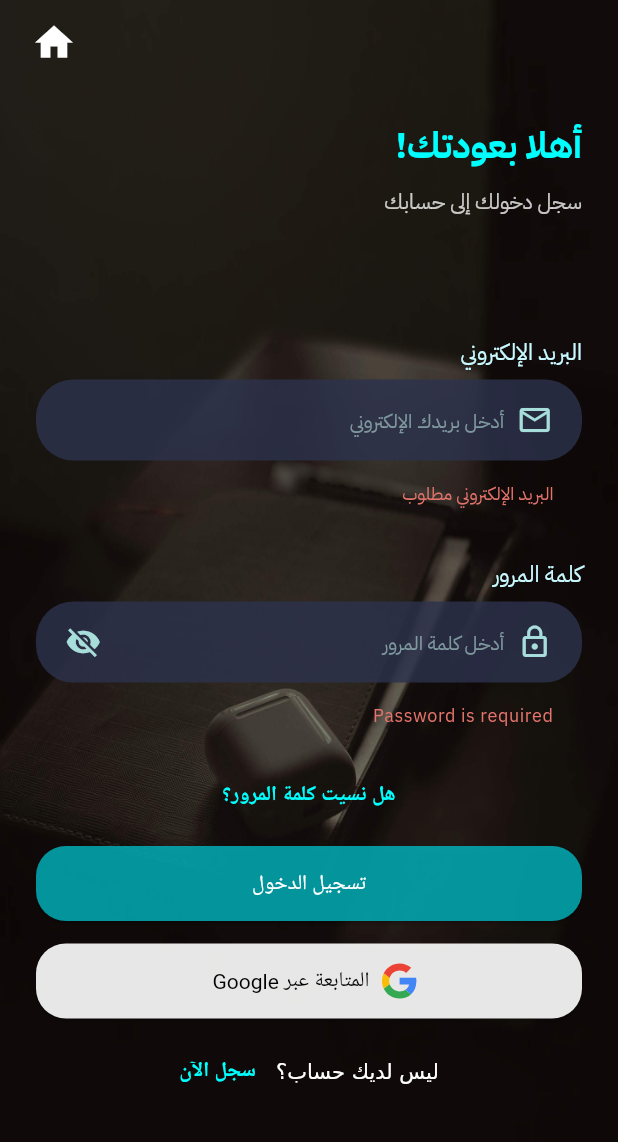
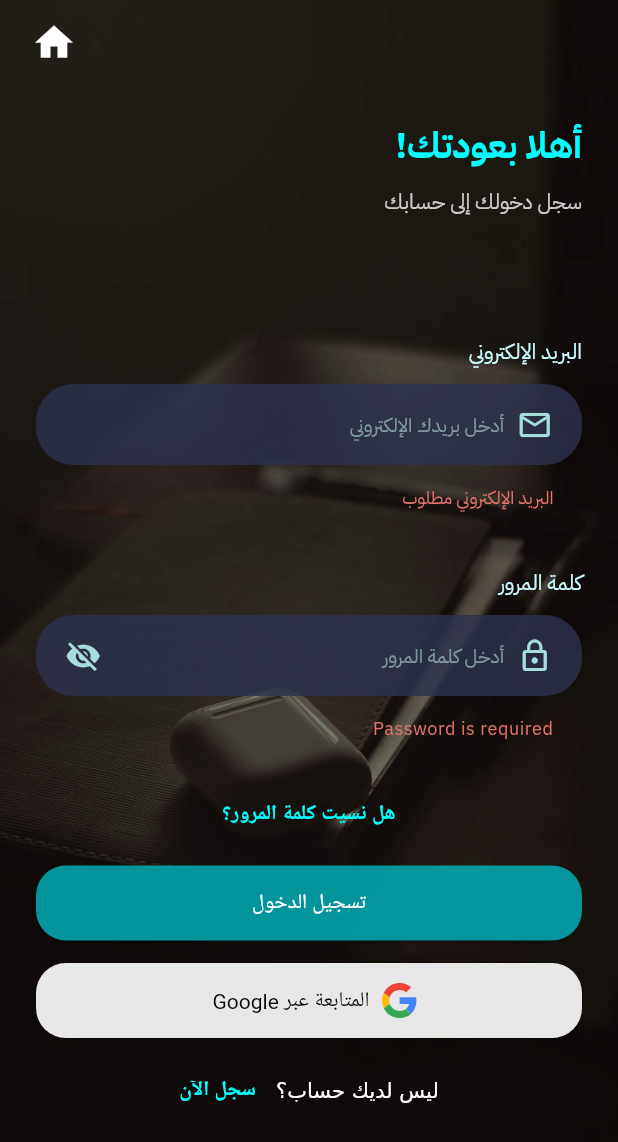
Before and after one commit to MohammedBazhair/link_note, a Flutter app: the screen it shows after launch, after a tap on "تسجيل الدخول", on a phone screen of 412 x 824 dp. Shown: the top 1142 px of the screen. Run offline on Flutter 3.47's test engine with Material 3 defaults, Android fonts, the phone set to English and light mode, and no system bars; our stand-ins replace app_links, audioplayers, connectivity_plus, device_info_plus, equatable, flutter_cache_manager and 10 more; missing offline and left inert: audio_waveforms, bluetooth_enable_fork, image_gallery_saver_plus, mobile_scanner, nearby_connections, onesignal_flutter and 2 more; accounts and stored records are empty; project files that could hold a hidden picture were left out.

Commit message:
feat: enhance UI responsiveness and improve form layouts across screens

```diff
--- a/lib/core/extensions/extensions.dart
+++ b/lib/core/extensions/extensions.dart
@@ -3,6 +3,7 @@ import 'dart:convert';
 import 'package:flutter/material.dart';
 
 import '../constants/external_constants/external_constants.dart';
+import '../constants/internal_constants/log.dart';
 
 extension ShowSnackbar on BuildContext {
   void showSnakbar(String msg) {
@@ -70,3 +71,42 @@ extension DurationFormats on Duration {
     return '$minutes:$seconds';
   }
 }
+
+extension ResponsiveContext on BuildContext {
+  MediaQueryData get _mediaQuery => MediaQuery.of(this);
+
+  double get screenWidth => _mediaQuery.size.width;
+
+  double get screenHeight => _mediaQuery.size.height;
+
+  bool get isMobile => screenWidth < 600;
+
+  bool get isTablet => screenWidth >= 600 && screenWidth < 1024;
+
+  bool get isDesktop => screenWidth >= 1024;
+
+  T responsive<T>({required T mobile, T? tablet, required T desktop}) {
+    if (isDesktop) {
+      return desktop;
+    }
+
+    if (isTablet) {
+      return tablet ?? desktop;
+    }
+
+    return mobile;
+  }
+
+  void printDebug() {
+    Logger.log(
+      message:
+          '''
+Screen Width: $screenWidth
+Screen Height: $screenHeight
+Is Desktop: $isDesktop
+Is Mobile: $isMobile
+Is Tablet: $isTablet
+''',
+    );
+  }
+}
--- a/lib/core/presentation/widgets/field_label.dart
+++ b/lib/core/presentation/widgets/field_label.dart
@@ -6,6 +6,9 @@ class FieldLabel extends StatelessWidget {
 
   @override
   Widget build(BuildContext context) {
-    return Text(text, style: const TextStyle(fontSize: 15));
+    return Padding(
+      padding: const EdgeInsets.only(bottom: 12),
+      child: Text(text, style: const TextStyle(fontSize: 14)),
+    );
   }
 }
--- a/lib/features/auth/presentation/screens/sign_in_screen.dart
+++ b/lib/features/auth/presentation/screens/sign_in_screen.dart
@@ -9,7 +9,6 @@ import 'package:flutter_riverpod/flutter_riverpod.dart';
 import '../../../../core/constants/assets/app_assets.dart';
 import '../../../../core/constants/internal_constants/log.dart';
 import '../../../../core/extensions/extensions.dart';
-import '../../../../core/presentation/widgets/field_label.dart';
 import '../../../../core/presentation/widgets/home_button.dart';
 import '../../auth_listeners.dart';
 import '../controllers/auth_controller.dart';
@@ -99,12 +98,13 @@ class _SignInScreenState extends ConsumerState<SignInScreen>
 
   @override
   Widget build(BuildContext context) {
+    context.printDebug();
     return Scaffold(
       body: Container(
         decoration: const BoxDecoration(
           image: DecorationImage(
             image: AssetImage(Assets.imagesBackground),
-            fit: BoxFit.fill,
+            fit: BoxFit.cover,
           ),
         ),
         child: SafeArea(
@@ -150,23 +150,28 @@ class _SignInScreenState extends ConsumerState<SignInScreen>
 
                             const SizedBox(height: 80),
 
-                            const FieldLabel(text: 'البريد الإلكتروني'),
+                            GridView(
+                              physics: const NeverScrollableScrollPhysics(),
 
-                            const SizedBox(height: 8),
+                              shrinkWrap: true,
+                              gridDelegate:
+                                  SliverGridDelegateWithFixedCrossAxisCount(
+                                    crossAxisCount: context.isDesktop ? 2 : 1,
+                                    mainAxisSpacing: 24,
+                                    crossAxisSpacing: 24,
+                                    mainAxisExtent: 130,
+                                  ),
 
+                              children: [
                                 CustomEmailField(_emailController),
-
-                            const SizedBox(height: 25),
-
-                            const FieldLabel(text: 'كلمة المرور'),
-
-                            const SizedBox(height: 8),
 
                                 CustomPasswordField(
                                   controller: _passwordController,
                                   hintText: 'أدخل كلمة المرور',
                                   onSubmit: onSubmit,
                                   textInputAction: TextInputAction.done,
+                                ),
+                              ],
                             ),
 
                             const SizedBox(height: 25),
--- a/lib/features/auth/presentation/widgets/custom_email_field.dart
+++ b/lib/features/auth/presentation/widgets/custom_email_field.dart
@@ -1,5 +1,7 @@
 import 'package:flutter/material.dart';
 import 'package:flutter/services.dart';
+
+import '../../../../core/presentation/widgets/field_label.dart';
 
 class CustomEmailField extends StatelessWidget {
   const CustomEmailField(this.controller, {super.key});
@@ -7,7 +9,12 @@ class CustomEmailField extends StatelessWidget {
 
   @override
   Widget build(BuildContext context) {
-    return TextFormField(
+    return Column(
+      crossAxisAlignment: CrossAxisAlignment.start,
+      children: [
+        const FieldLabel(text: 'البريد الإلكتروني'),
+
+        TextFormField(
           controller: controller,
           autofillHints: const [AutofillHints.email],
           keyboardType: TextInputType.emailAddress,
@@ -41,8 +48,9 @@ class CustomEmailField extends StatelessWidget {
             }
 
             return null;
-
           },
+        ),
+      ],
     );
   }
 }
--- a/lib/features/auth/presentation/widgets/custom_password_field.dart
+++ b/lib/features/auth/presentation/widgets/custom_password_field.dart
@@ -1,5 +1,7 @@
 import 'package:flutter/material.dart';
 import 'package:flutter/services.dart';
+
+import '../../../../core/presentation/widgets/field_label.dart';
 
 class CustomPasswordField extends StatefulWidget {
   const CustomPasswordField({
@@ -8,9 +10,12 @@ class CustomPasswordField extends StatefulWidget {
     required this.hintText,
     this.textInputAction = TextInputAction.next,
     this.onSubmit,
+    this.isConfirmField = false,
     this.originalController,
   });
   final TextEditingController controller;
+  final bool isConfirmField;
+
   final TextEditingController? originalController;
   final String hintText;
   final VoidCallback? onSubmit;
@@ -28,7 +33,14 @@ class _CustomPasswordFieldState extends State<CustomPasswordField> {
 
   @override
   Widget build(BuildContext context) {
-    return TextFormField(
+    return Column(
+      crossAxisAlignment: CrossAxisAlignment.start,
+      children: [
+        isConfirmField
+            ? const FieldLabel(text: 'تأكيد كلمة المرور')
+            : const FieldLabel(text: 'كلمة المرور'),
+
+        TextFormField(
           controller: widget.controller,
           autofillHints: const [AutofillHints.password],
           obscureText: obscure,
@@ -73,6 +85,8 @@ class _CustomPasswordFieldState extends State<CustomPasswordField> {
 
             return null;
           },
+        ),
+      ],
     );
   }
 }
```
Also changed, not shown: lib/core/presentation/widgets/floating_actions_buttons.dart (+5 -5 lines), lib/features/auth/presentation/screens/sign_up_screen.dart (+18 -24 lines), lib/features/auth/presentation/widgets/custom_fullname_field.dart (+13 -2 lines), lib/features/note/presentation/screens/notes_list_screen.dart (+5 -2 lines). Lines whose indentation alone changed are shown as unchanged.
